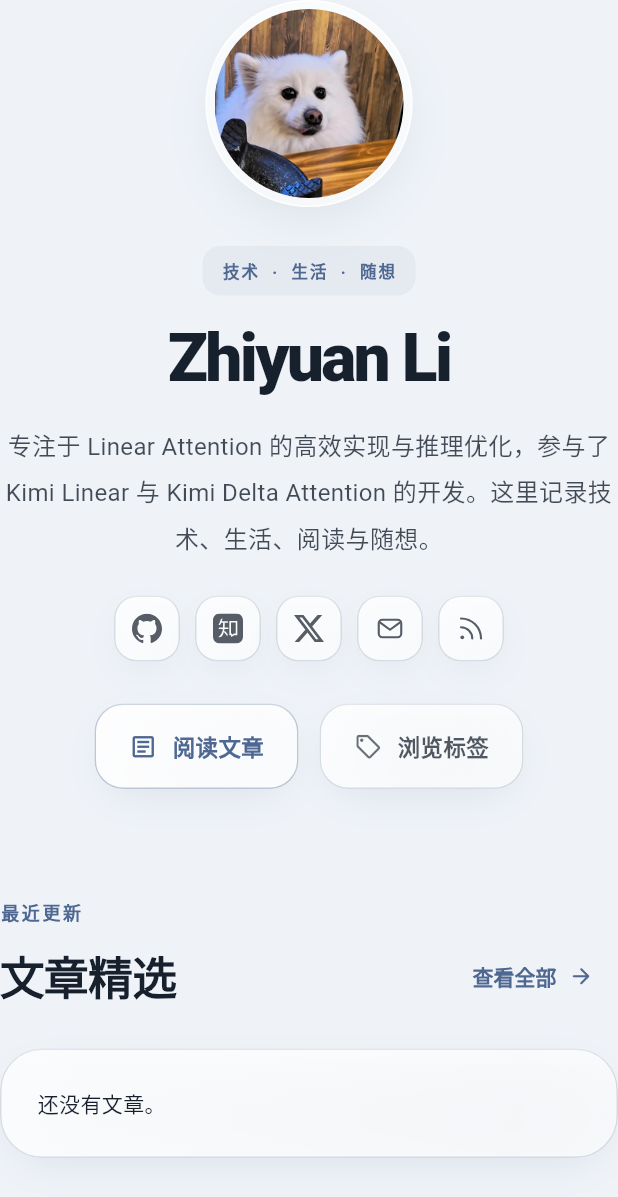
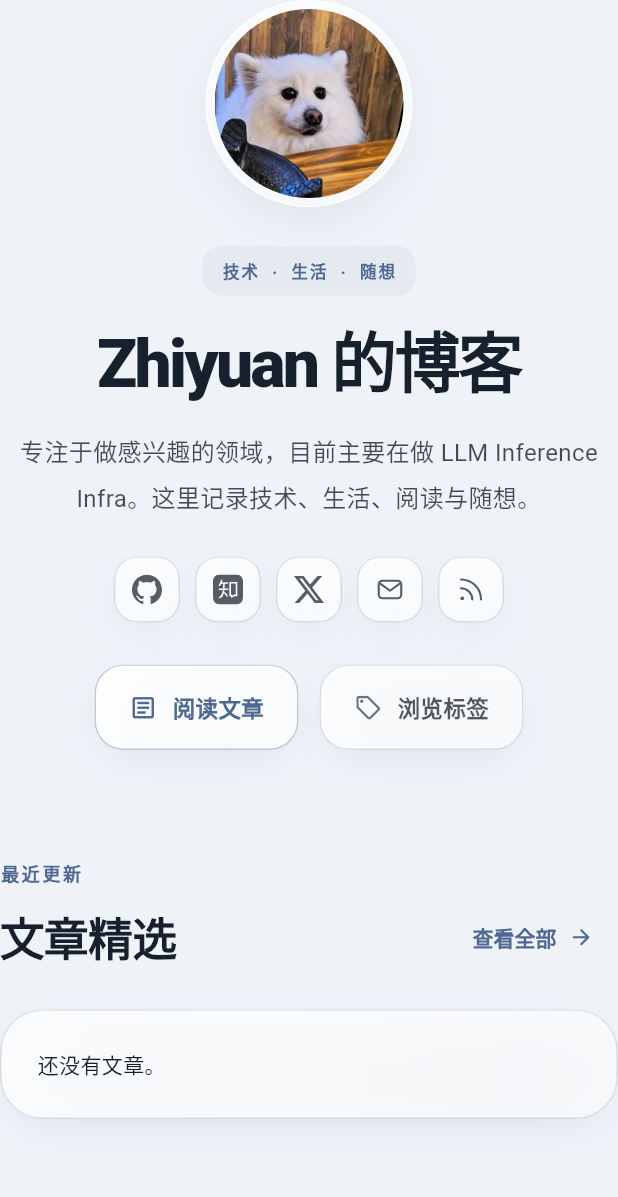
Before and after one commit to zhiyuan1i/zhiyuan1i.github.io, a Flutter app: the HomeScreen widget shown alone on an empty page, opened directly with empty values, on a phone screen of 412 x 824 dp. Shown: the top 1197 px of the screen. Run offline on Flutter 3.47's test engine with Material 3 defaults, Android fonts, the phone set to English and light mode, and no system bars; our stand-ins replace flutter_markdown_plus, flutter_svg, go_router, yaml; missing offline and left inert: flutter_markdown_plus_latex, flutter_math_fork, liquid_glass_easy, markdown.

Commit message:
content: simplify the homepage introduction

```diff
--- a/lib/screens/home_screen.dart
+++ b/lib/screens/home_screen.dart
@@ -5,6 +5,7 @@ import 'package:url_launcher/url_launcher.dart';
 import 'package:zhiyuan_li_blog/content/blog_content.dart';
 import 'package:zhiyuan_li_blog/theme/app_theme.dart';
 import 'package:zhiyuan_li_blog/widgets/glass_surface.dart';
+import 'package:zhiyuan_li_blog/widgets/motion.dart';
 import 'package:zhiyuan_li_blog/widgets/post_card.dart';
 
 class HomeScreen extends StatelessWidget {
@@ -20,21 +21,11 @@ class HomeScreen extends StatelessWidget {
     return Column(
       crossAxisAlignment: CrossAxisAlignment.stretch,
       children: [
-        TweenAnimationBuilder<double>(
-          duration: const Duration(milliseconds: 480),
-          curve: Curves.easeOutCubic,
-          tween: Tween(begin: 0, end: 1),
-          builder: (context, value, child) => Opacity(
-            opacity: value,
-            child: Transform.translate(
-              offset: Offset(0, 12 * (1 - value)),
-              child: child,
-            ),
-          ),
-          child: _ProfileHero(language: language),
-        ),
+        EntranceAnimation(child: _ProfileHero(language: language)),
         const SizedBox(height: 72),
-        Row(
+        EntranceAnimation(
+          order: 1,
+          child: Row(
             crossAxisAlignment: CrossAxisAlignment.end,
             children: [
               Expanded(
@@ -74,11 +65,19 @@ class HomeScreen extends StatelessWidget {
               ),
             ],
           ),
+        ),
         const SizedBox(height: 24),
-        for (final post in posts.take(3)) PostCard(post: post, compact: true),
+        for (final (index, post) in posts.take(3).indexed)
+          EntranceAnimation(
+            order: index + 2,
+            child: PostCard(post: post, compact: true),
+          ),
         if (posts.isEmpty)
-          GlassSurface(
+          EntranceAnimation(
+            order: 2,
+            child: GlassSurface(
               child: Text(language == 'en' ? 'No posts yet.' : '还没有文章。'),
+            ),
           ),
       ],
     );
@@ -157,7 +156,7 @@ class _ProfileHero extends StatelessWidget {
         ),
         const SizedBox(height: 18),
         Text(
-          'Zhiyuan Li',
+          siteTitle(language),
           textAlign: TextAlign.center,
           style: TextStyle(
             fontSize: context.isCompact ? 44 : 56,
@@ -171,8 +170,8 @@ class _ProfileHero extends StatelessWidget {
           constraints: const BoxConstraints(maxWidth: 650),
           child: Text(
             language == 'en'
-                ? 'AI infrastructure engineer focused on efficient Linear Attention and inference systems. I contributed to Kimi Linear and Kimi Delta Attention. I write about technology, life, reading, and occasional thoughts.'
-                : '专注于 Linear Attention 的高效实现与推理优化，参与了 Kimi Linear 与 Kimi Delta Attention 的开发。这里记录技术、生活、阅读与随想。',
+                ? 'I explore areas that interest me, currently focusing on LLM inference infrastructure. I write about technology, life, reading, and occasional thoughts.'
+                : '专注于做感兴趣的领域，目前主要在做 LLM Inference Infra。这里记录技术、生活、阅读与随想。',
             textAlign: TextAlign.center,
             style: TextStyle(
               fontSize: 16,
```
Also changed, not shown: 1 other file. Lines whose indentation alone changed are shown as unchanged.
